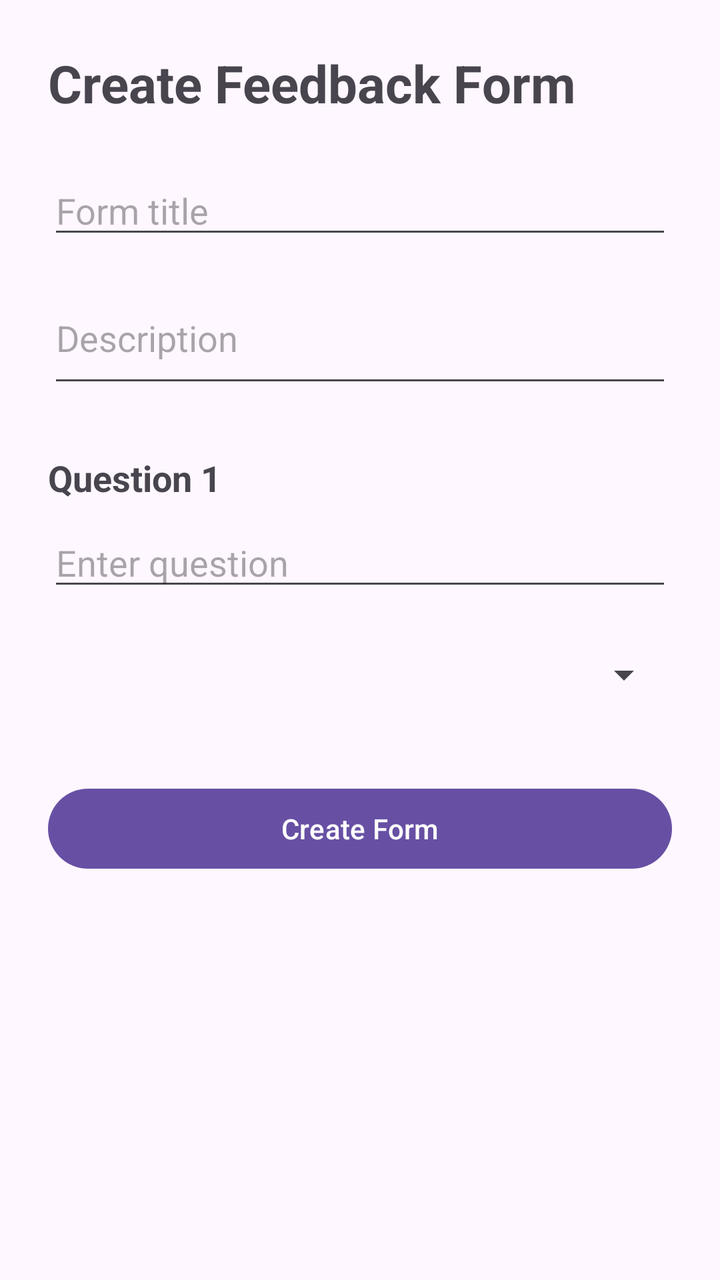
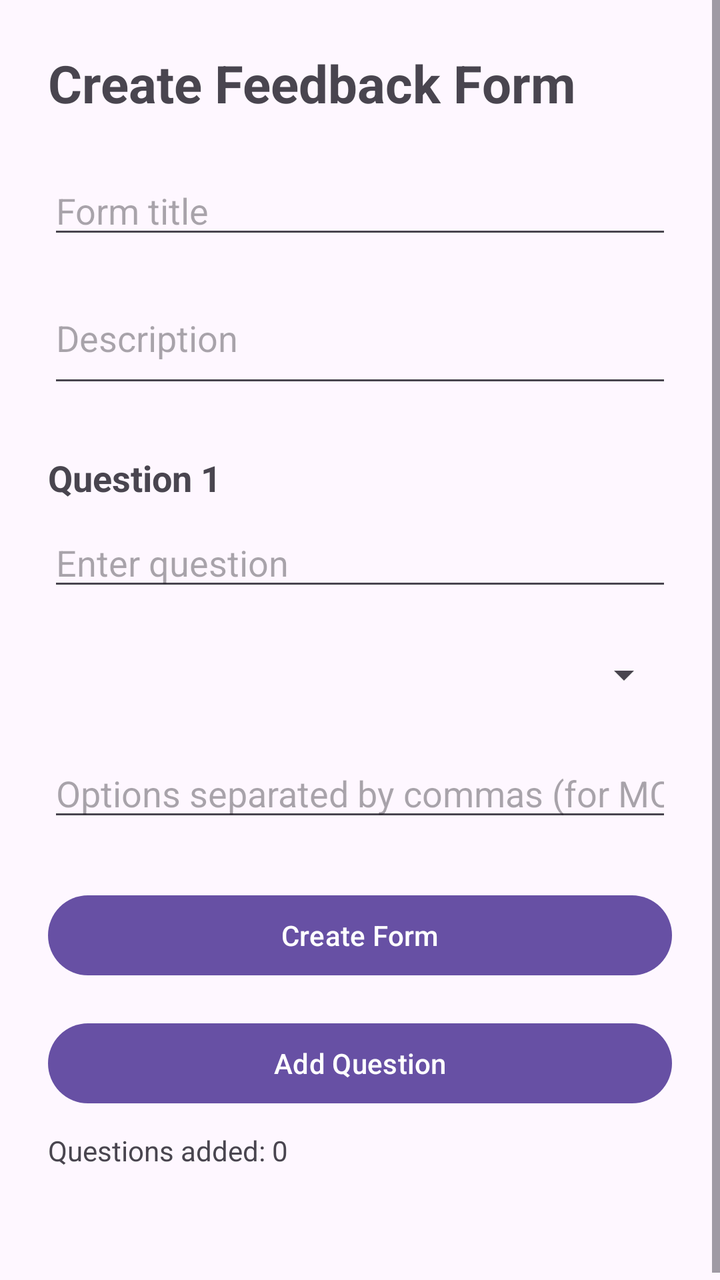

Screens rendered from an Android XML layout before and after an edit, with the pre-edit source and the edit as a unified diff.
<!-- AndroidManifest.xml: application theme Theme.FeedbackManagement -->
<!-- res/layout/activity_create_form.xml -->
<?xml version="1.0" encoding="utf-8"?>
<ScrollView xmlns:android="http://schemas.android.com/apk/res/android"
    android:layout_width="match_parent"
    android:layout_height="match_parent">

    <LinearLayout
        android:layout_width="match_parent"
        android:layout_height="wrap_content"
        android:orientation="vertical"
        android:padding="24dp">

        <TextView
            android:layout_width="wrap_content"
            android:layout_height="wrap_content"
            android:text="Create Feedback Form"
            android:textSize="26sp"
            android:textStyle="bold"
            android:layout_marginBottom="24dp" />

        <EditText
            android:id="@+id/titleEditText"
            android:layout_width="match_parent"
            android:layout_height="wrap_content"
            android:hint="Form title"
            android:inputType="textCapSentences" />

        <EditText
            android:id="@+id/descriptionEditText"
            android:layout_width="match_parent"
            android:layout_height="wrap_content"
            android:hint="Description"
            android:inputType="textCapSentences|textMultiLine"
            android:minLines="2"
            android:layout_marginTop="12dp" />

        <TextView
            android:layout_width="wrap_content"
            android:layout_height="wrap_content"
            android:text="Question 1"
            android:textStyle="bold"
            android:textSize="18sp"
            android:layout_marginTop="28dp" />

        <EditText
            android:id="@+id/questionEditText"
            android:layout_width="match_parent"
            android:layout_height="wrap_content"
            android:hint="Enter question"
            android:inputType="textCapSentences"
            android:layout_marginTop="8dp" />

        <Spinner
            android:id="@+id/questionTypeSpinner"
            android:layout_width="match_parent"
            android:layout_height="50dp"
            android:layout_marginTop="12dp" />

        <Button
            android:id="@+id/createFormButton"
            android:layout_width="match_parent"
            android:layout_height="wrap_content"
            android:text="Create Form"
            android:layout_marginTop="28dp" />

        <ProgressBar
            android:id="@+id/createProgressBar"
            android:layout_width="wrap_content"
            android:layout_height="wrap_content"
            android:layout_gravity="center"
            android:layout_marginTop="16dp"
            android:visibility="gone" />

        <TextView
            android:id="@+id/createStatusText"
            android:layout_width="wrap_content"
            android:layout_height="wrap_content"
            android:layout_marginTop="16dp"
            android:text="" />

    </LinearLayout>

</ScrollView>
<!-- resources referenced by this layout -->
<resources>
  <style name="Theme.FeedbackManagement" parent="Base.Theme.FeedbackManagement" />
  <style name="Base.Theme.FeedbackManagement" parent="Theme.Material3.DayNight.NoActionBar">
          
          
      </style>
</resources>

<!-- the commit's change to res/layout/activity_create_form.xml (unified diff, before → after) -->
@@ -55,12 +55,34 @@
             android:layout_height="50dp"
             android:layout_marginTop="12dp" />
 
+        <EditText
+            android:id="@+id/optionsEditText"
+            android:layout_width="match_parent"
+            android:layout_height="wrap_content"
+            android:hint="Options separated by commas (for MCQ/Checkbox/Dropdown)"
+            android:inputType="text"
+            android:layout_marginTop="12dp" />
+
         <Button
             android:id="@+id/createFormButton"
             android:layout_width="match_parent"
             android:layout_height="wrap_content"
             android:text="Create Form"
             android:layout_marginTop="28dp" />
+
+        <Button
+            android:id="@+id/addQuestionButton"
+            android:layout_width="match_parent"
+            android:layout_height="wrap_content"
+            android:text="Add Question"
+            android:layout_marginTop="16dp" />
+
+        <TextView
+            android:id="@+id/questionsAddedText"
+            android:layout_width="match_parent"
+            android:layout_height="wrap_content"
+            android:text="Questions added: 0"
+            android:layout_marginTop="10dp" />
 
         <ProgressBar
             android:id="@+id/createProgressBar"
